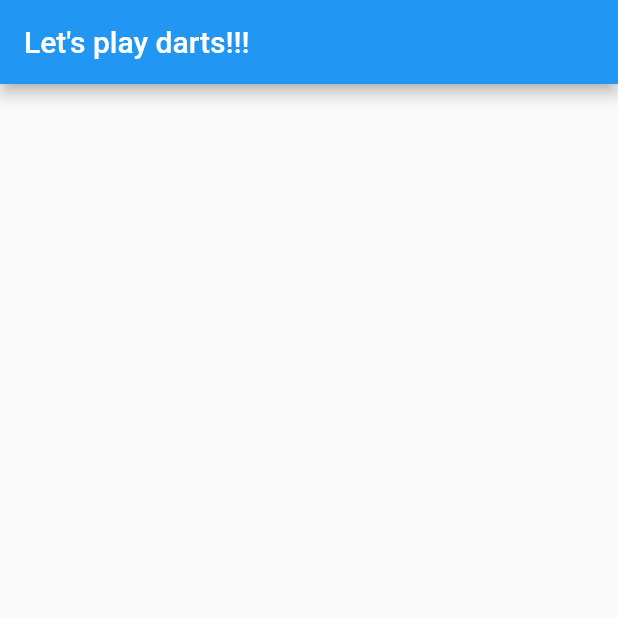
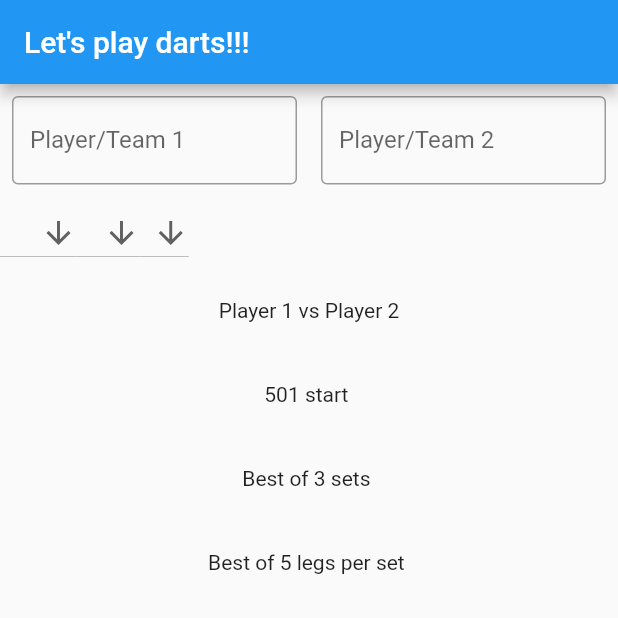
Before and after one commit to waspyfaeleith/flutter_dart_scorer, a Flutter app: the screen it shows after launch, on a phone screen of 412 x 824 dp, the top half of it. Run offline on Flutter 3.47's test engine with Material 2 defaults, Android fonts, the phone set to English and light mode, and no system bars.

```diff
--- a/lib/main.dart
+++ b/lib/main.dart
@@ -1,51 +1,52 @@
 import 'package:flutter/material.dart';
 
+import 'components/player_name_input.dart';
+
 void main() {
-  runApp(MyApp());
+  runApp(DartScorer());
 }
 
-class MyApp extends StatelessWidget {
+class DartScorer extends StatelessWidget {
   // This widget is the root of your application.
   @override
   Widget build(BuildContext context) {
     return MaterialApp(
       title: 'Simple Dart Scorer',
       theme: ThemeData(
-        // This is the theme of your application.
-        //
-        // Try running your application with "flutter run". You'll see the
-        // application has a blue toolbar. Then, without quitting the app, try
-        // changing the primarySwatch below to Colors.green and then invoke
-        // "hot reload" (press "r" in the console where you ran "flutter run",
-        // or simply save your changes to "hot reload" in a Flutter IDE).
-        // Notice that the counter didn't reset back to zero; the application
-        // is not restarted.
         primarySwatch: Colors.blue,
       ),
-      home: MyHomePage(title: "Let's play darts!!!"),
+      home: HomePage(title: "Let's play darts!!!"),
     );
   }
 }
 
-class MyHomePage extends StatefulWidget {
-  MyHomePage({Key? key, required this.title}) : super(key: key);
-
-  // This widget is the home page of your application. It is stateful, meaning
-  // that it has a State object (defined below) that contains fields that affect
-  // how it looks.
-
-  // This class is the configuration for the state. It holds the values (in this
-  // case the title) provided by the parent (in this case the App widget) and
-  // used by the build method of the State. Fields in a Widget subclass are
-  // always marked "final".
+class HomePage extends StatefulWidget {
+  HomePage({Key? key, required this.title}) : super(key: key);
 
   final String title;
-
   @override
-  _MyHomePageState createState() => _MyHomePageState();
+  _HomePageState createState() => _HomePageState();
 }
 
-class _MyHomePageState extends State<MyHomePage> {
+class _HomePageState extends State<HomePage> {
+
+  String player1 = "Player 1";
+  String player2 = "Player 2";
+  int startScore = 501;
+  int sets = 3;
+  int legsPerSet = 5;
+
+  void updatePlayer1(text) {
+      setState(() {
+        player1 = text;
+      });
+  }
+
+  void updatePlayer2(text) {
+    setState(() {
+      player2 = text;
+    });
+  }
 
   @override
   Widget build(BuildContext context) {
@@ -56,12 +57,115 @@ class _MyHomePageState extends State<MyHomePage> {
         title: Text(widget.title),
       ),
       body: Center(
-        // Center is a layout widget. It takes a single child and positions it
-        // in the middle of the parent.
-        child: Column(
+          child: Column(children: <Widget>[
+            // PlayerNameInput(player1, updatePlayer1),
+            // PlayerNameInput(player2, updatePlayer2),
+            Row(
+              children: [
+            Expanded(
+                //margin: EdgeInsets.all(20),
+                child:
+                Padding(
+                  padding: const EdgeInsets.all(8.0),
+                  child: TextField(
+                    decoration: InputDecoration(
+                      border: OutlineInputBorder(),
+                      labelText: 'Player/Team 1',
+                    ),
+                    onChanged: (text) {
+                      setState(() {
+                        player1 = text;
+                      });
+                    },
+                  ),
+                )
+            ),
+                Expanded(
+                    //margin: EdgeInsets.all(20),
+                    child: Padding(
+                      padding: const EdgeInsets.all(8.0),
+                      child: TextField(
+                        decoration: InputDecoration(
+                          border: OutlineInputBorder(),
+                          labelText: 'Player/Team 2',
+                        ),
+                        onChanged: (text) {
+                          setState(() {
+                            player2 = text;
+                          });
+                        },
+                      ),
+                    )),
+              ],
+            ),
+            Row(
+              children: [
+                DropdownButton(
+                  icon: const Icon(Icons.arrow_downward),
+                  onChanged: (int? newValue) {
+                    setState(() {
+                      startScore = newValue!;
+                    });
+                  },
+                  items: <int>[301, 501, 701]
+                      .map<DropdownMenuItem<int>>((int value) {
+                    return DropdownMenuItem<int>(
+                      value: value,
+                      child: Text('${value}'),
+                    );
+                  }).toList(),
+                ),
+                DropdownButton(
+                  icon: const Icon(Icons.arrow_downward),
+                  onChanged: (int? newValue) {
+                    setState(() {
+                      sets = newValue!;
+                    });
+                  },
+                  items: <int>[1, 3, 5, 7, 9, 11, 13]
+                      .map<DropdownMenuItem<int>>((int value) {
+                    return DropdownMenuItem<int>(
+                      value: value,
+                      child: Text('${value}'),
+                    );
+                  }).toList(),
+                ),
+                DropdownButton(
+                  icon: const Icon(Icons.arrow_downward),
+                  onChanged: (int? newValue) {
+                    setState(() {
+                      legsPerSet = newValue!;
+                    });
+                  },
+                  items: <int>[1, 3, 5, 7]
+                      .map<DropdownMenuItem<int>>((int value) {
+                    return DropdownMenuItem<int>(
+                      value: value,
+                      child: Text('${value}'),
+                    );
+                  }).toList(),
+                ),
 
-          mainAxisAlignment: MainAxisAlignment.center,
-        ),
+              ]
+            ),
+            Container(
+              margin: EdgeInsets.all(20),
+              child: Text(player1 + " vs " + player2),
+            ),
+            Container(
+              margin: EdgeInsets.all(20),
+              child: Text("${startScore} start "),
+            ),
+            Container(
+              margin: EdgeInsets.all(20),
+              child: Text("Best of ${sets} sets "),
+            ),
+            Container(
+              margin: EdgeInsets.all(20),
+              child: Text("Best of ${legsPerSet} legs per set "),
+            )
+          ],
+          ),
       ), // This trailing comma makes auto-formatting nicer for build methods.
     );
   }
```
Also changed, not shown: lib/components/player_name_input.dart (added, +30 -0 lines), 1 other file.
